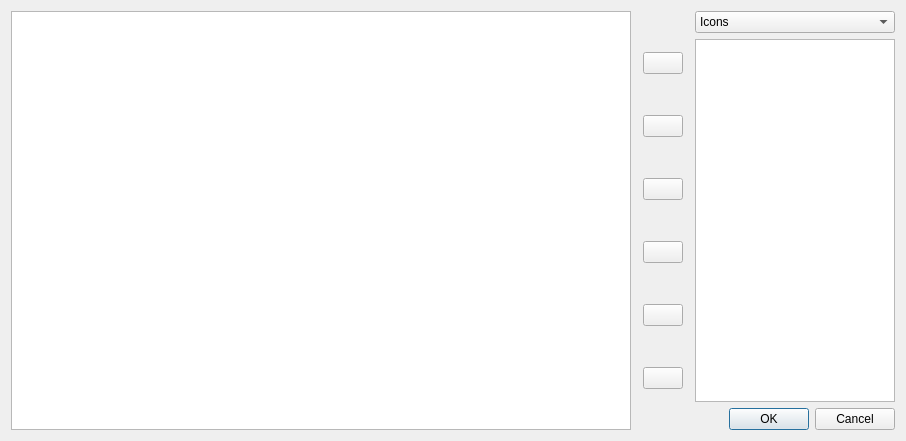
Qt form source/customgitactions.ui (Rolloke/GUI-Apps) before a commit.
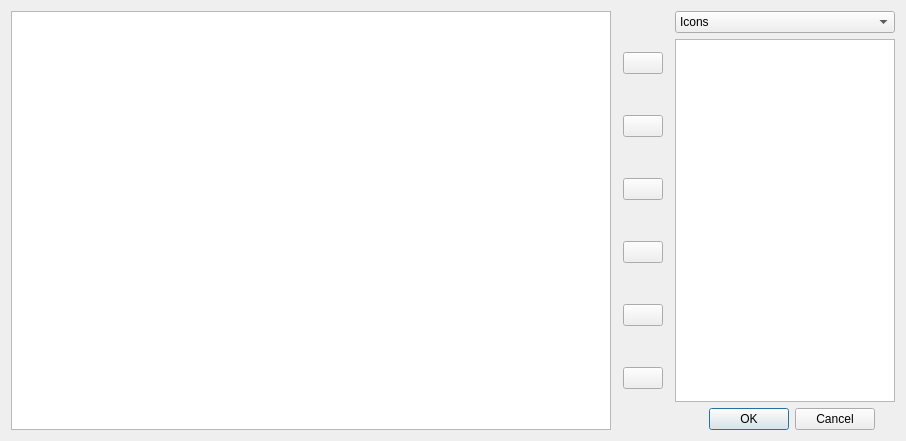
The same form after that commit. Icons and pictures are not drawn.

Commit message: GUI Isses - beautify - resize

```diff
--- a/source/customgitactions.ui
+++ b/source/customgitactions.ui
@@ -148,7 +148,7 @@
        </property>
        <property name="minimumSize">
         <size>
-         <width>200</width>
+         <width>220</width>
          <height>0</height>
         </size>
        </property>
@@ -205,13 +205,13 @@
        </property>
        <property name="minimumSize">
         <size>
-         <width>200</width>
+         <width>220</width>
          <height>0</height>
         </size>
        </property>
        <property name="maximumSize">
         <size>
-         <width>200</width>
+         <width>220</width>
          <height>16777215</height>
         </size>
        </property>
```
The commit also changes 3 other files.
